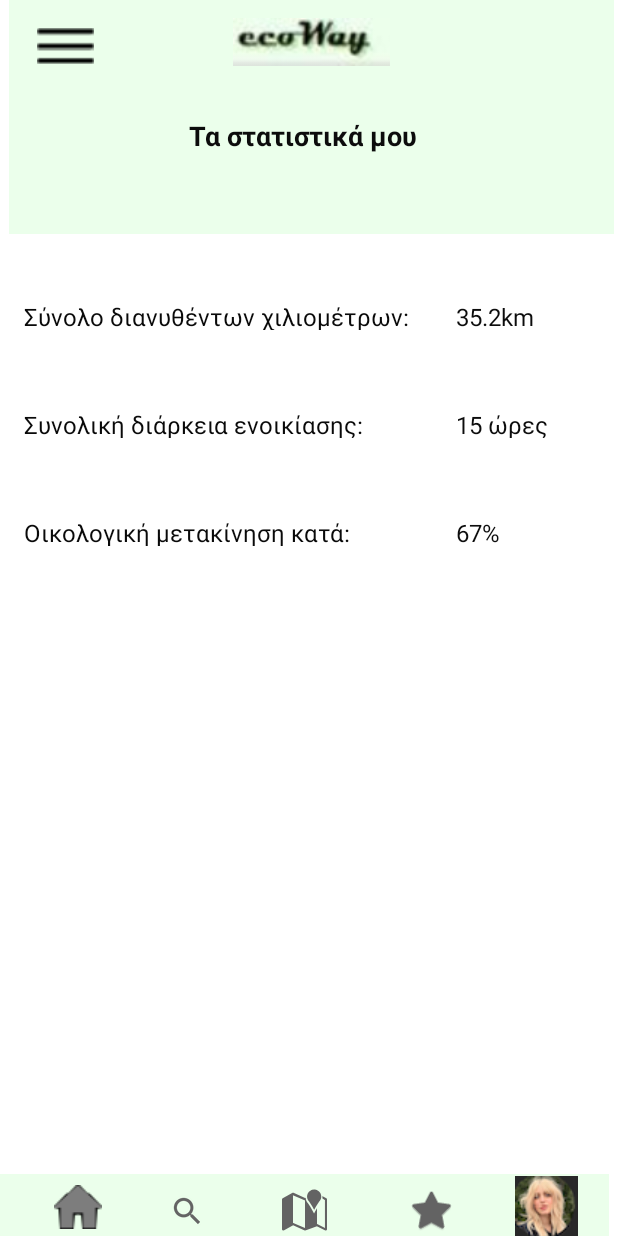
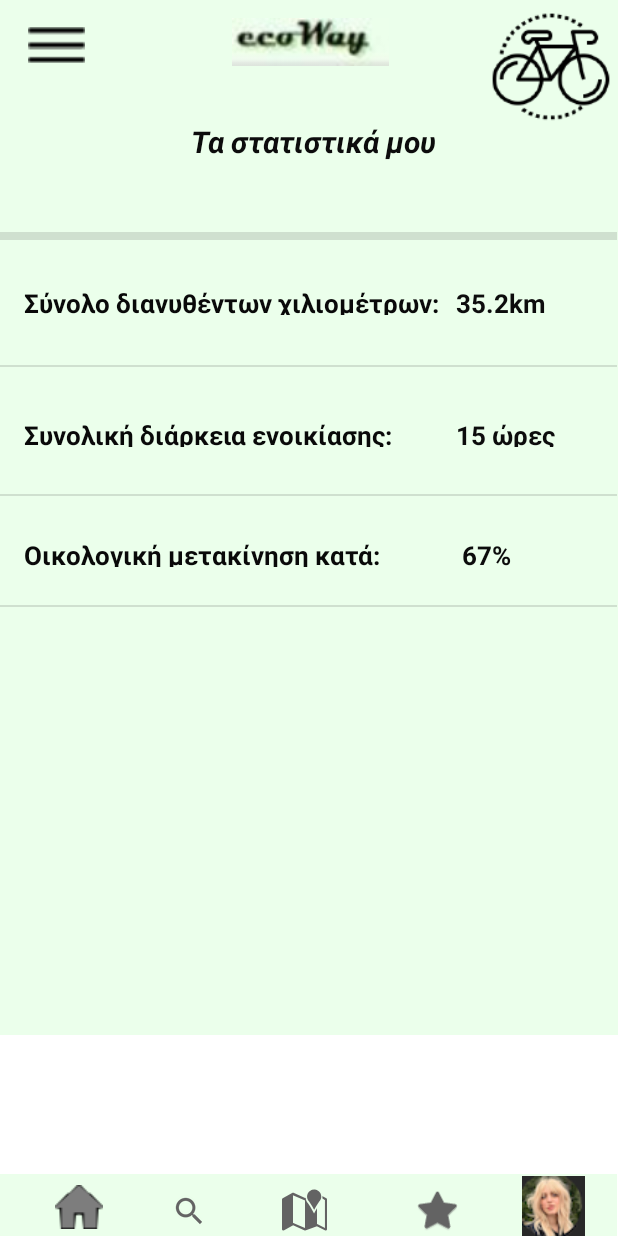
Before and after one commit to ecoWaySE2021/ecoWay, an Android app: the layout statistics.xml on its own in the app's theme, with its tools: preview values and no code run, on a phone screen of 412 x 824 dp. Run offline under Robolectric (Android 15) with nearby library versions, the phone set to English and light mode, and no system bars.

Commit message:
statistics final

```diff
--- a/app/src/main/res/layout/statistics.xml
+++ b/app/src/main/res/layout/statistics.xml
@@ -7,8 +7,8 @@
 
     <androidx.constraintlayout.widget.ConstraintLayout
         android:id="@+id/logoLayout"
-        android:layout_width="403dp"
-        android:layout_height="156dp"
+        android:layout_width="413dp"
+        android:layout_height="154dp"
         android:background="#EBFFEB"
         android:backgroundTint="#EBFFEB"
         app:layout_constraintBottom_toBottomOf="parent"
@@ -47,23 +47,33 @@
 
         <TextView
             android:id="@+id/tastatistikamou"
-            android:layout_width="163dp"
-            android:layout_height="38dp"
+            android:layout_width="184dp"
+            android:layout_height="42dp"
             android:text="Τα στατιστικά μου"
             android:textColor="#0C0C0C"
-            android:textSize="18sp"
-            android:textStyle="bold"
+            android:textSize="20sp"
+            android:textStyle="bold|italic"
             app:layout_constraintBottom_toBottomOf="parent"
             app:layout_constraintEnd_toEndOf="parent"
+            app:layout_constraintEnd_toStartOf="@+id/imageView39"
+            app:layout_constraintHorizontal_bias="0.929"
             app:layout_constraintStart_toStartOf="parent"
             app:layout_constraintTop_toBottomOf="@+id/logoEcoWay3"
-            app:layout_constraintVertical_bias="0.458" />
+            app:layout_constraintVertical_bias="0.544" />
+
+        <ImageView
+            android:id="@+id/imageView39"
+            android:layout_width="92dp"
+            android:layout_height="89dp"
+            app:layout_constraintEnd_toEndOf="parent"
+            app:layout_constraintTop_toTopOf="parent"
+            app:srcCompat="@mipmap/appicon" />
 
     </androidx.constraintlayout.widget.ConstraintLayout>
 
     <androidx.constraintlayout.widget.ConstraintLayout
         android:id="@+id/bottomBar"
-        android:layout_width="406dp"
+        android:layout_width="411dp"
         android:layout_height="41dp"
         android:background="#EBFFEB"
         app:layout_constraintBottom_toBottomOf="parent"
@@ -93,14 +103,14 @@
             android:layout_marginStart="172dp"
             android:background="@color/white"
             android:backgroundTint="#EBFFEB"
-            app:tint="#636363"
             app:layout_constraintBottom_toBottomOf="@+id/bottomAppBar"
             app:layout_constraintEnd_toEndOf="@+id/bottomAppBar"
             app:layout_constraintHorizontal_bias="0.488"
             app:layout_constraintStart_toStartOf="parent"
             app:layout_constraintTop_toTopOf="@+id/bottomAppBar"
             app:layout_constraintVertical_bias="1.0"
-            app:srcCompat="@android:drawable/ic_dialog_map" />
+            app:srcCompat="@android:drawable/ic_dialog_map"
+            app:tint="#636363" />
 
         <ImageButton
             android:id="@+id/favoritesButton"
@@ -149,33 +159,35 @@
 
     <androidx.constraintlayout.widget.ConstraintLayout
         android:layout_width="413dp"
-        android:layout_height="364dp"
-        android:layout_marginTop="4dp"
+        android:layout_height="536dp"
+        android:background="#EBFFEB"
         app:layout_constraintStart_toStartOf="parent"
         app:layout_constraintTop_toBottomOf="@+id/logoLayout">
+
+        <TextView
+            android:id="@+id/totkm"
+            android:layout_width="280dp"
+            android:layout_height="20dp"
+            android:layout_marginStart="16dp"
+            android:layout_marginTop="36dp"
+            android:text="Σύνολο διανυθέντων χιλιομέτρων:"
+            android:textColor="#090909"
+            android:textSize="17sp"
+            android:textStyle="bold"
+            app:layout_constraintStart_toStartOf="parent"
+            app:layout_constraintTop_toTopOf="parent" />
 
         <TextView
             android:id="@+id/numtotkm29"
             android:layout_width="wrap_content"
             android:layout_height="20dp"
             android:layout_marginStart="8dp"
-            android:layout_marginTop="40dp"
+            android:layout_marginTop="36dp"
             android:text="35.2km"
             android:textColor="#0C0C0C"
-            android:textSize="16sp"
+            android:textSize="17sp"
+            android:textStyle="bold"
             app:layout_constraintStart_toEndOf="@+id/totkm"
-            app:layout_constraintTop_toTopOf="parent" />
-
-        <TextView
-            android:id="@+id/totkm"
-            android:layout_width="280dp"
-            android:layout_height="20dp"
-            android:layout_marginStart="16dp"
-            android:layout_marginTop="40dp"
-            android:text="Σύνολο διανυθέντων χιλιομέτρων:"
-            android:textColor="#090909"
-            android:textSize="16sp"
-            app:layout_constraintStart_toStartOf="parent"
             app:layout_constraintTop_toTopOf="parent" />
 
         <TextView
@@ -183,22 +195,11 @@
             android:layout_width="280dp"
             android:layout_height="20dp"
             android:layout_marginStart="16dp"
-            android:layout_marginTop="112dp"
+            android:layout_marginTop="124dp"
             android:text="Συνολική διάρκεια ενοικίασης:"
             android:textColor="#090909"
-            android:textSize="16sp"
-            app:layout_constraintStart_toStartOf="parent"
-            app:layout_constraintTop_toTopOf="parent" />
-
-        <TextView
-            android:id="@+id/ecotrans"
-            android:layout_width="280dp"
-            android:layout_height="20dp"
-            android:layout_marginStart="16dp"
-            android:layout_marginTop="184dp"
-            android:text="Οικολογική μετακίνηση κατά:"
-            android:textColor="#090909"
-            android:textSize="16sp"
+            android:textSize="17sp"
+            android:textStyle="bold"
             app:layout_constraintStart_toStartOf="parent"
             app:layout_constraintTop_toTopOf="parent" />
 
@@ -207,24 +208,75 @@
             android:layout_width="wrap_content"
             android:layout_height="20dp"
             android:layout_marginStart="8dp"
-            android:layout_marginTop="112dp"
+            android:layout_marginTop="124dp"
             android:text="15 ώρες"
             android:textColor="#0C0C0C"
-            android:textSize="16sp"
+            android:textSize="17sp"
+            android:textStyle="bold"
             app:layout_constraintStart_toEndOf="@+id/totdur"
+            app:layout_constraintTop_toTopOf="parent" />
+
+        <TextView
+            android:id="@+id/ecotrans"
+            android:layout_width="280dp"
+            android:layout_height="20dp"
+            android:layout_marginStart="16dp"
+            android:layout_marginTop="204dp"
+            android:text="Οικολογική μετακίνηση κατά:"
+            android:textColor="#090909"
+            android:textSize="17sp"
+            android:textStyle="bold"
+            app:layout_constraintStart_toStartOf="parent"
             app:layout_constraintTop_toTopOf="parent" />
 
         <TextView
             android:id="@+id/ecotransnum"
             android:layout_width="36dp"
             android:layout_height="20dp"
-            android:layout_marginStart="8dp"
-            android:layout_marginTop="184dp"
+            android:layout_marginStart="12dp"
+            android:layout_marginTop="204dp"
             android:text="67%"
             android:textColor="#0C0C0C"
-            android:textSize="16sp"
+            android:textSize="17sp"
+            android:textStyle="bold"
             app:layout_constraintStart_toEndOf="@+id/ecotrans"
             app:layout_constraintTop_toTopOf="parent" />
+
+        <View
+            android:id="@+id/divider14"
+            android:layout_width="411dp"
+            android:layout_height="1dp"
+            android:layout_marginTop="33dp"
+            android:background="?android:attr/listDivider"
+            app:layout_constraintStart_toStartOf="parent"
+            app:layout_constraintTop_toBottomOf="@+id/totkm" />
+
+        <View
+            android:id="@+id/divider15"
+            android:layout_width="411dp"
+            android:layout_height="1dp"
+            android:layout_marginTop="31dp"
+            android:background="?android:attr/listDivider"
+            app:layout_constraintStart_toStartOf="parent"
+            app:layout_constraintTop_toBottomOf="@+id/totdur" />
+
+        <View
+            android:id="@+id/divider16"
+            android:layout_width="411dp"
+            android:layout_height="1dp"
+            android:layout_marginTop="25dp"
+            android:background="?android:attr/listDivider"
+            app:layout_constraintStart_toStartOf="parent"
+            app:layout_constraintTop_toBottomOf="@+id/ecotrans" />
+
+        <View
+            android:id="@+id/divider17"
+            android:layout_width="411dp"
+            android:layout_height="5dp"
+            android:layout_marginBottom="30dp"
+            android:background="?android:attr/listDivider"
+            app:layout_constraintBottom_toTopOf="@+id/totkm"
+            app:layout_constraintStart_toStartOf="parent" />
     </androidx.constraintlayout.widget.ConstraintLayout>
 
 </androidx.constraintlayout.widget.ConstraintLayout>
```
